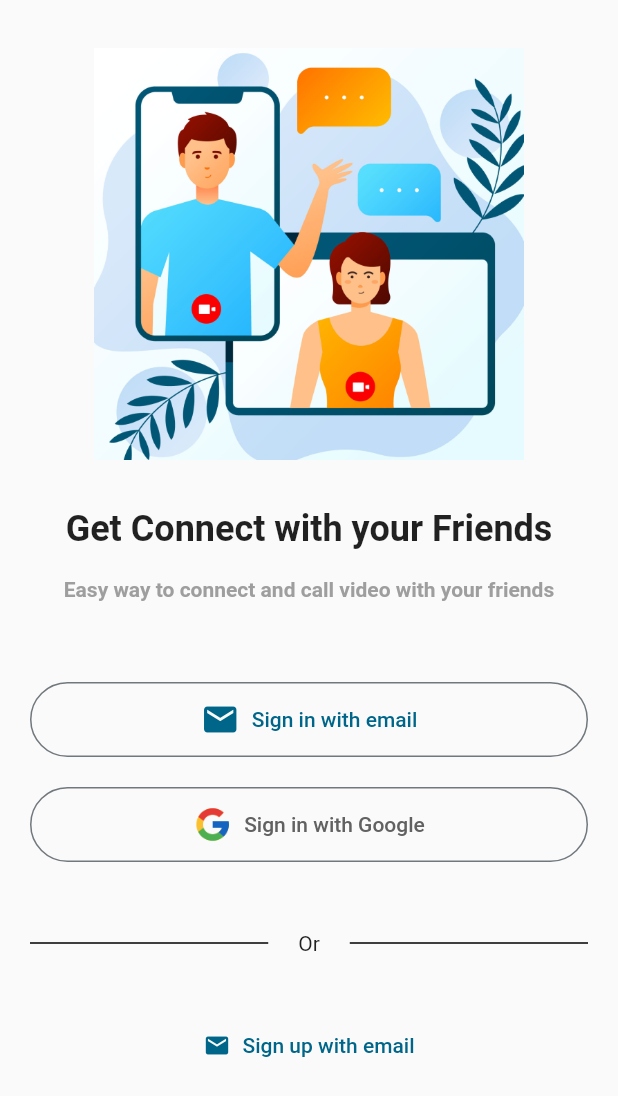
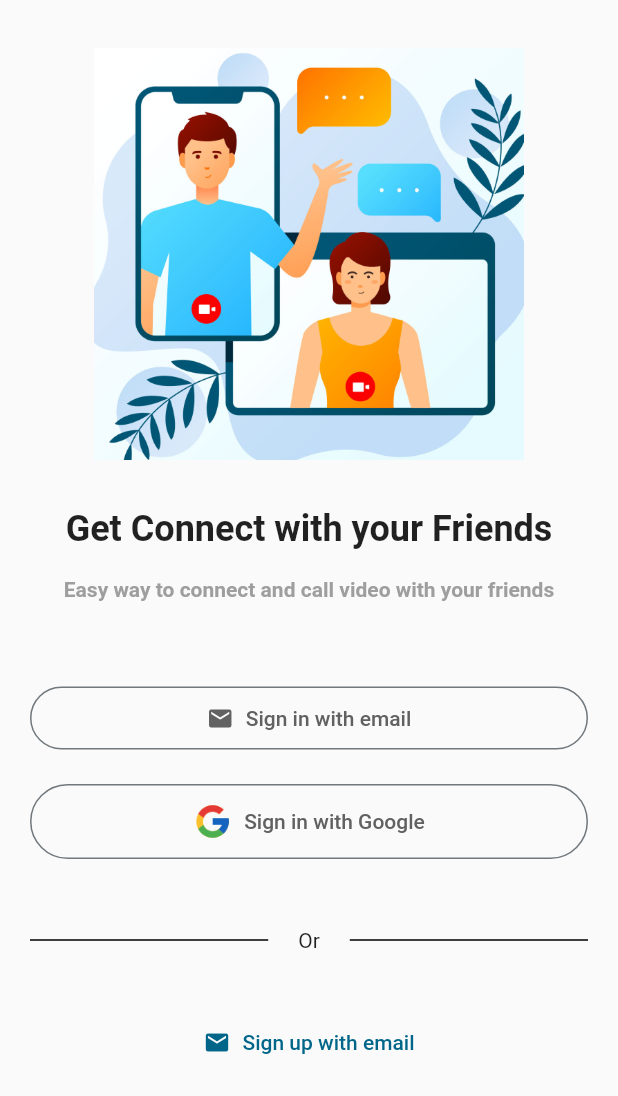
Before and after one commit to quangnhat22/cs_video_call_app, a Flutter app: the screen it shows after launch, on a phone screen of 412 x 824 dp. Shown: the top 1096 px of the screen. Run offline on Flutter 3.47's test engine with Material 2 defaults, Android fonts, the phone set to English and light mode, and no system bars; our stand-ins replace bloc, dio, equatable, firebase_core, flutter_bloc, flutter_screenutil and 2 more; accounts and stored records are empty; generated files the repository leaves out were written again.

Commit message:
done refactor welcome page

```diff
--- /dev/null
+++ b/lib/common/widgets/stateless/custom_outline_icon_button.dart
@@ -0,0 +1,41 @@
+import 'package:flutter/material.dart';
+import 'package:flutter_screenutil/flutter_screenutil.dart';
+
+class CustomOutlineIconButton extends StatelessWidget {
+  const CustomOutlineIconButton(
+      {Key? key,
+      required this.labelText,
+      required this.icon,
+      this.handleOnClickButton,
+      this.widthBtn})
+      : super(key: key);
+
+  final String labelText;
+  final Widget icon;
+  final double? widthBtn;
+  final VoidCallback? handleOnClickButton;
+
+  @override
+  Widget build(BuildContext context) {
+    return Container(
+      margin: const EdgeInsets.symmetric(vertical: 10, horizontal: 0),
+      child: SizedBox(
+        width: widthBtn ?? 1.sw,
+        child: OutlinedButton.icon(
+          onPressed: handleOnClickButton,
+          icon: icon,
+          label: Text(
+            //AppLocalizations.of(context)!.sign_in_with_google,
+            labelText,
+          ),
+          style: ButtonStyle(
+            foregroundColor: MaterialStateProperty.all(Colors.grey[700]),
+            padding: MaterialStateProperty.all(
+              const EdgeInsets.symmetric(vertical: 12, horizontal: 20),
+            ),
+          ),
+        ),
+      ),
+    );
+  }
+}
--- /dev/null
+++ b/lib/common/widgets/stateless/divider_with_text.dart
@@ -0,0 +1,45 @@
+import 'package:flutter/material.dart';
+
+class DividerWithText extends StatelessWidget {
+  const DividerWithText({
+    Key? key,
+    required this.text,
+    this.withDivider,
+  }) : super(key: key);
+
+  final String text;
+  final double? withDivider;
+
+  @override
+  Widget build(BuildContext context) {
+    return Padding(
+      padding: const EdgeInsets.symmetric(vertical: 26, horizontal: 0),
+      child: SizedBox(
+        width: withDivider,
+        child: Row(
+          children: <Widget>[
+            const Expanded(
+              child: Padding(
+                padding: EdgeInsets.only(right: 20),
+                child: Divider(
+                  color: Colors.black,
+                  height: 36,
+                ),
+              ),
+            ),
+            Text(text),
+            const Expanded(
+              child: Padding(
+                padding: EdgeInsets.only(left: 20),
+                child: Divider(
+                  color: Colors.black,
+                  height: 36,
+                ),
+              ),
+            ),
+          ],
+        ),
+      ),
+    );
+  }
+}
--- a/lib/core/config/app_assets.dart
+++ b/lib/core/config/app_assets.dart
@@ -5,4 +5,9 @@ class AppAssets {
     'assets/images/welcome.png',
     fit: BoxFit.cover,
   );
+
+  static final logoGoogle = Image.asset(
+    'assets/images/google.png',
+    width: 26,
+  );
 }
--- a/lib/presentation/app/app.dart
+++ b/lib/presentation/app/app.dart
@@ -17,14 +17,15 @@ class App extends StatelessWidget {
       child: BlocBuilder<AppBloc, AppState>(
         builder: (context, state) {
           switch (state.runtimeType) {
-            case AppLoading:
-              return const MMaterialApp(
-                homeWidget: WelcomePage(),
-              );
+            // case AppLoading:
+            //   return const MMaterialApp(
+            //     homeWidget: WelcomePage(),
+            //   );
             case AppUnAuthorized:
               return const MMaterialApp(
-                initialRoute: RouteName.loginPage,
+                initialRoute: RouteName.welcomePage,
                 onGenerateRoute: AppRoutes.unAuthorizedRoute,
+                homeWidget: WelcomePage(),
               );
             default:
               return const MaterialApp(
--- a/lib/presentation/app/bloc/app_bloc.dart
+++ b/lib/presentation/app/bloc/app_bloc.dart
@@ -5,7 +5,7 @@ part 'app_event.dart';
 part 'app_state.dart';
 
 class AppBloc extends Bloc<AppEvent, AppState> {
-  AppBloc() : super(AppLoading()) {
+  AppBloc() : super(AppUnAuthorized()) {
     on<AppEvent>((event, emit) {
       // TODO: implement event handler
     });
--- a/lib/presentation/welcome/pages/welcome_page.dart
+++ b/lib/presentation/welcome/pages/welcome_page.dart
@@ -5,9 +5,6 @@ class WelcomePage extends StatelessWidget {
 
   @override
   Widget build(BuildContext context) {
-    final isLanscape =
-        MediaQuery.of(context).orientation == Orientation.landscape;
-
     return Scaffold(
       body: SingleChildScrollView(
         child: Center(
@@ -15,120 +12,15 @@ class WelcomePage extends StatelessWidget {
             child: Container(
               margin: const EdgeInsets.all(20),
               child: Column(
-                children: <Widget>[
-                  const SizedBox(
+                children: const <Widget>[
+                  SizedBox(
                     height: 12,
                   ),
-                  const WelcomePanel(),
-                  const SizedBox(
+                  WelcomePanel(),
+                  SizedBox(
                     height: 26,
                   ),
-                  Container(
-                    margin:
-                        const EdgeInsets.symmetric(vertical: 10, horizontal: 0),
-                    child: SizedBox(
-                      width: isLanscape
-                          ? MediaQuery.of(context).size.width * 0.6
-                          : double.infinity,
-                      child: OutlinedButton.icon(
-                        onPressed: () {
-                          Navigator.push(
-                              context,
-                              MaterialPageRoute(
-                                  builder: (context) => const LoginPage()));
-                        },
-                        icon: const Icon(
-                          Icons.mail,
-                          size: 26,
-                        ),
-                        label: Text(
-                            AppLocalizations.of(context)!.sign_in_with_email),
-                        style: ButtonStyle(
-                            foregroundColor: MaterialStateProperty.all(
-                                const Color.fromRGBO(0, 102, 137, 1)),
-                            padding: MaterialStateProperty.all(
-                                const EdgeInsets.symmetric(
-                                    vertical: 12, horizontal: 20))),
-                      ),
-                    ),
-                  ),
-                  Container(
-                    margin:
-                        const EdgeInsets.symmetric(vertical: 10, horizontal: 0),
-                    child: SizedBox(
-                      width: isLanscape
-                          ? MediaQuery.of(context).size.width * 0.6
-                          : double.infinity,
-                      child: OutlinedButton.icon(
-                        onPressed: () {},
-                        icon: Image.asset(
-                          'assets/images/google.png',
-                          width: 26,
-                        ),
-                        label: Text(
-                          AppLocalizations.of(context)!.sign_in_with_google,
-                        ),
-                        style: ButtonStyle(
-                            foregroundColor:
-                                MaterialStateProperty.all(Colors.grey[700]),
-                            padding: MaterialStateProperty.all(
-                                const EdgeInsets.symmetric(
-                                    vertical: 12, horizontal: 20))),
-                      ),
-                    ),
-                  ),
-                  Container(
-                    margin:
-                        const EdgeInsets.symmetric(vertical: 26, horizontal: 0),
-                    child: SizedBox(
-                      width: isLanscape
-                          ? MediaQuery.of(context).size.width * 0.6
-                          : double.infinity,
-                      child: Row(
-                        children: [
-                          Expanded(
-                            child: Container(
-                                margin: const EdgeInsets.only(right: 20),
-                                child: const Divider(
-                                  color: Colors.black,
-                                  height: 36,
-                                )),
-                          ),
-                          Text(AppLocalizations.of(context)!.or),
-                          Expanded(
-                            child: Container(
-                                margin: const EdgeInsets.only(left: 20),
-                                child: const Divider(
-                                  color: Colors.black,
-                                  height: 36,
-                                )),
-                          ),
-                        ],
-                      ),
-                    ),
-                  ),
-                  SizedBox(
-                    width: isLanscape
-                        ? MediaQuery.of(context).size.width * 0.6
-                        : double.infinity,
-                    child: TextButton.icon(
-                        onPressed: () {
-                          Navigator.push(
-                              context,
-                              MaterialPageRoute(
-                                  builder: (context) => const SignUpPage()));
-                        },
-                        icon: const Icon(Icons.mail),
-                        label: Text(
-                          AppLocalizations.of(context)!.sign_up_with_email,
-                        ),
-                        style: ButtonStyle(
-                            foregroundColor: MaterialStateProperty.all(
-                                const Color.fromRGBO(0, 102, 137, 1)),
-                            padding: MaterialStateProperty.all(
-                                const EdgeInsets.symmetric(
-                                    vertical: 12, horizontal: 20)))),
-                  )
+                  WelcomeActions(),
                 ],
               ),
             ),
--- a/lib/presentation/welcome/welcome.dart
+++ b/lib/presentation/welcome/welcome.dart
@@ -3,11 +3,16 @@ library welcome;
 import 'package:flutter/material.dart';
 import 'package:flutter_gen/gen_l10n/app_localizations.dart';
 import 'package:flutter_screenutil/flutter_screenutil.dart';
+import 'package:videocall/common/widgets/stateless/custom_outline_icon_button.dart';
+import 'package:videocall/common/widgets/stateless/divider_with_text.dart';
 import 'package:videocall/core/config/app_assets.dart';
-import 'package:videocall/presentation/auth/login/view/login_page.dart';
-import 'package:videocall/presentation/auth/sign_up/view/sign_up_page.dart';
+import 'package:videocall/routes/app_navigation.dart';
+import 'package:videocall/routes/route_name.dart';
+import 'package:videocall/utils/screen_utis.dart';
 
 import '../../core/config/app_text_styles.dart';
 
 part 'pages/welcome_page.dart';
+part 'widgets/welcom_actions.dart';
 part 'widgets/welcome_panel.dart';
+part 'widgets/sign_in_button.dart';
--- /dev/null
+++ b/lib/presentation/welcome/widgets/sign_in_button.dart
@@ -0,0 +1,35 @@
+part of welcome;
+
+class SignInButton extends StatelessWidget {
+  const SignInButton({
+    Key? key,
+    this.width,
+  }) : super(key: key);
+
+  final double? width;
+
+  void _handleClickButton() {
+    NavigationUtil.pushNamed(routeName: RouteName.signUpPage);
+  }
+
+  @override
+  Widget build(BuildContext context) {
+    return SizedBox(
+      width: width,
+      child: TextButton.icon(
+        onPressed: () => _handleClickButton(),
+        icon: const Icon(Icons.mail),
+        label: Text(
+          AppLocalizations.of(context)!.sign_up_with_email,
+        ),
+        style: ButtonStyle(
+          foregroundColor:
+              MaterialStateProperty.all(Theme.of(context).colorScheme.primary,),
+          padding: MaterialStateProperty.all(
+            const EdgeInsets.symmetric(vertical: 12, horizontal: 20),
+          ),
+        ),
+      ),
+    );
+  }
+}
--- /dev/null
+++ b/lib/presentation/welcome/widgets/welcom_actions.dart
@@ -0,0 +1,33 @@
+part of welcome;
+
+class WelcomeActions extends StatelessWidget {
+  const WelcomeActions({Key? key}) : super(key: key);
+
+  double? _getWithByOrientation() {
+    return AppScreenUtils.isLandscape() ? 0.6.sw : null;
+  }
+
+  @override
+  Widget build(BuildContext context) {
+    return Column(
+      children: <Widget>[
+        CustomOutlineIconButton(
+          labelText: AppLocalizations.of(context)!.sign_in_with_email,
+          icon: const Icon(Icons.mail),
+          widthBtn: _getWithByOrientation(),
+          handleOnClickButton: () {},
+        ),
+        CustomOutlineIconButton(
+          labelText: AppLocalizations.of(context)!.sign_in_with_google,
+          icon: AppAssets.logoGoogle,
+          widthBtn: _getWithByOrientation(),
+          handleOnClickButton: () {},
+        ),
+        DividerWithText(text: AppLocalizations.of(context)!.or),
+        SignInButton(
+          width: _getWithByOrientation(),
+        ),
+      ],
+    );
+  }
+}
--- a/lib/presentation/welcome/widgets/welcome_panel.dart
+++ b/lib/presentation/welcome/widgets/welcome_panel.dart
@@ -7,8 +7,6 @@ class WelcomePanel extends StatelessWidget {
   Widget build(BuildContext context) {
     return Column(
       children: <Widget>[
-        //.w. .h là của thư viện bên ngoài, cho phép co dãn theo kích thước màn hình
-        // không can lay media query nựa
         SizedBox(
           height: 240.w,
           width: 240.h,
--- a/lib/routes/app_navigation.dart
+++ b/lib/routes/app_navigation.dart
@@ -6,13 +6,13 @@ class NavigationUtil {
   static NavigatorState? get _navigatorKey =>
       AppGlobalKeys.navigatorKey.currentState;
 
-  static Future push({required Widget page}) async {
-    return await _navigatorKey?.push(MaterialPageRoute(builder: (_) => page));
-  }
+  // static Future push({required Widget page}) async {
+  //   return await _navigatorKey?.push(MaterialPageRoute(builder: (_) => page));
+  // }
 
-  static Future pushNamed({required String route, Object? args}) async {
+  static Future pushNamed({required String routeName, Object? args}) async {
     return await _navigatorKey?.pushNamed(
-      route,
+      routeName,
       arguments: args,
     );
   }
--- /dev/null
+++ b/lib/utils/screen_utis.dart
@@ -0,0 +1,10 @@
+import 'package:flutter/cupertino.dart';
+import 'package:flutter_screenutil/flutter_screenutil.dart';
+
+class AppScreenUtils {
+  AppScreenUtils._();
+
+  static bool isLandscape() {
+    return ScreenUtil().orientation == Orientation.landscape;
+  }
+}
```
Also changed, not shown: lib/presentation/welcome/widgets/sign_in_buttons.dart (deleted).
